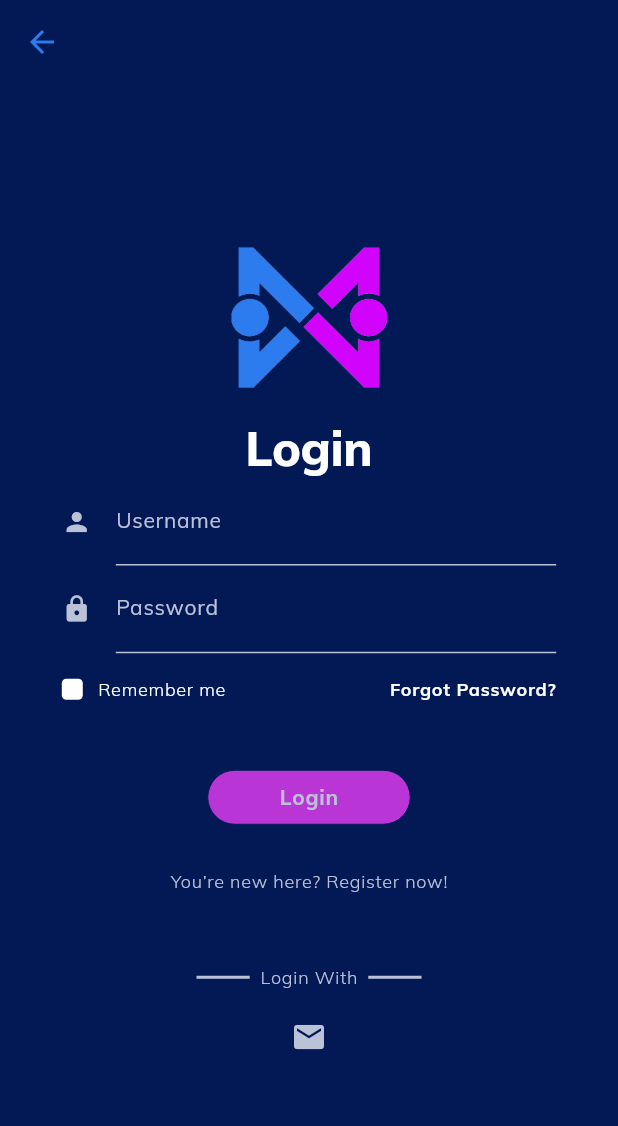
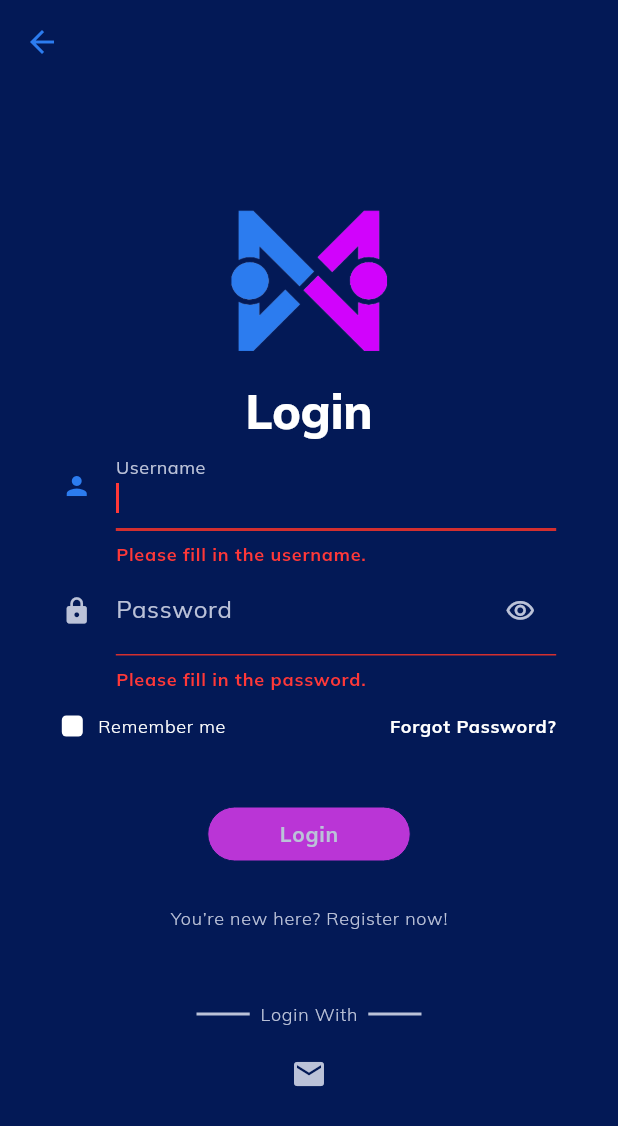
Before and after one commit to iceofice/beal, a Flutter app: the LoginPage screen opened directly, after a tap on "Login", on a phone screen of 412 x 824 dp. Shown: the top 1126 px of the screen. Run offline on Flutter 3.47's test engine with Material 2 defaults, Android fonts, the phone set to English and light mode, and no system bars.

Commit message:
[Component] Update Input Component (#25)
* Add obscuretext as a state

* Validation test

* Add view password button

* Update validation

```diff
--- a/lib/screens/login_page.dart
+++ b/lib/screens/login_page.dart
@@ -14,6 +14,7 @@ class LoginPage extends StatefulWidget {
 class _LoginPageState extends State<LoginPage> {
   final TextEditingController _emailController = TextEditingController();
   final TextEditingController _passwordController = TextEditingController();
+  final _formKey = GlobalKey<FormState>();
 
   bool _rememberMe = false;
 
@@ -43,17 +44,22 @@ class _LoginPageState extends State<LoginPage> {
               ),
               SizedBox(
                 width: MediaQuery.of(context).size.width * 0.8,
+                child: Form(
+                  key: _formKey,
                   child: Column(
                     children: [
                       InputText(
                         "Username",
                         controller: _emailController,
+                        icon: Icons.person,
                       ),
                       InputText(
                         "Password",
                         controller: _passwordController,
+                        icon: Icons.lock,
                         isPassword: true,
-                      icon: Icons.lock,
+                        isLast: true,
+                        validator: const ["required", "password"],
                       ),
                       Row(
                         mainAxisAlignment: MainAxisAlignment.spaceBetween,
@@ -105,10 +111,17 @@ class _LoginPageState extends State<LoginPage> {
                     ],
                   ),
                 ),
+              ),
               Padding(
                 padding: const EdgeInsets.only(top: 24.0, bottom: 8.0),
                 child: StyledButton(
-                  onPressed: () => {},
+                  onPressed: () {
+                    if (_formKey.currentState!.validate()) {
+                      ScaffoldMessenger.of(context).showSnackBar(
+                        const SnackBar(content: Text('Processing Data')),
+                      );
+                    }
+                  },
                   buttonText: "Login",
                 ),
               ),
--- a/lib/utils/colors.dart
+++ b/lib/utils/colors.dart
@@ -10,3 +10,4 @@ const MaterialColor neutralColor = MaterialColor(
   },
 );
 const backgroundColor = Color(0xff031956);
+const errorColor = Color(0xffff3838);
--- a/lib/widgets/input.dart
+++ b/lib/widgets/input.dart
@@ -1,22 +1,25 @@
 import 'package:flutter/material.dart';
 import 'package:beal/utils/colors.dart';
-import './typography.dart';
+import 'package:beal/widgets/typography.dart';
 
 class InputText extends StatefulWidget {
+  final String labelText;
   final TextEditingController controller;
   final IconData icon;
-  final String labelText;
+  final TextInputType keyboardType;
+  final List<String> validator;
   final bool isPassword;
-  final TextInputType keyboardType;
-  final String? Function(String?)? validator;
+  final bool isLast;
+
   const InputText(
     this.labelText, {
     Key? key,
     required this.controller,
-    this.icon = Icons.person,
+    required this.icon,
+    this.keyboardType = TextInputType.text,
+    this.validator = const ["required"],
     this.isPassword = false,
-    this.keyboardType = TextInputType.text,
-    this.validator,
+    this.isLast = false,
   }) : super(key: key);
 
   @override
@@ -24,39 +27,98 @@ class InputText extends StatefulWidget {
 }
 
 class _InputTextState extends State<InputText> {
-  bool _focus = false;
+  bool _obscureText = false;
+  final _focus = FocusNode();
+  IconData suffixIcon = Icons.visibility_outlined;
+
+  @override
+  void initState() {
+    super.initState();
+    _obscureText = widget.isPassword;
+    _focus.addListener(() => setState(() {}));
+  }
+
+  @override
+  void dispose() {
+    super.dispose();
+    _focus.removeListener(() => setState(() {}));
+    _focus.dispose();
+  }
+
+  // Toggling Visibility of Password Field
+  void toogleObscureText() {
+    setState(() {
+      _obscureText = !_obscureText;
+      if (_obscureText) {
+        suffixIcon = Icons.visibility_outlined;
+      } else {
+        suffixIcon = Icons.visibility_off_outlined;
+      }
+    });
+  }
+
   @override
   Widget build(BuildContext context) {
-    return Focus(
-      child: TextFormField(
+    Color iconColor = _focus.hasFocus ? secondaryColor : neutralColor;
+
+    return TextFormField(
       decoration: InputDecoration(
         icon: Icon(
           widget.icon,
           size: 20,
-            color: _focus ? secondaryColor : neutralColor,
+          color: iconColor,
         ),
+        suffixIcon: widget.isPassword
+            ? IconButton(
+                icon: Icon(
+                  suffixIcon,
+                  size: 20,
+                  color: iconColor,
+                ),
+                onPressed: toogleObscureText,
+              )
+            : null,
         labelText: widget.labelText,
-          labelStyle: const TextStyle(
-            color: neutralColor,
-            fontSize: 14,
-          ),
+        labelStyle: textStyle("normal", "regular", neutralColor),
+        errorStyle: textStyle("small", "bold", errorColor),
         enabledBorder: const UnderlineInputBorder(
           borderSide: BorderSide(
             color: neutralColor,
           ),
         ),
       ),
-        style: textStyle("normal", "regular", neutralColor),
+      style: textStyle("normal", "regular", neutralColor[0]),
       controller: widget.controller,
-        obscureText: widget.isPassword,
+      obscureText: _obscureText,
       keyboardType: widget.keyboardType,
-        validator: widget.validator,
-      ),
-      onFocusChange: (focus) {
-        setState(() {
-          _focus = focus;
-        });
+      validator: (value) {
+        if (widget.validator.contains("required")) {
+          if (value == null || value.isEmpty) {
+            return errorMessage("required", widget.labelText);
+          }
+        }
+
+        if (widget.validator.contains("password")) {
+          if (value!.length < 3 || value.length > 20) {
+            return errorMessage("password", widget.labelText);
+          }
+        }
       },
+      textInputAction:
+          widget.isLast ? TextInputAction.done : TextInputAction.next,
+      autofocus: true,
+      focusNode: _focus,
     );
   }
 }
+
+errorMessage(String rules, String labelText) {
+  labelText = labelText.toLowerCase();
+  switch (rules) {
+    case "required":
+      return "Please fill in the $labelText.";
+
+    case "password":
+      return 'The $labelText must be 3 until 20 characters.';
+  }
+}
```
Lines whose indentation alone changed are shown as unchanged.
